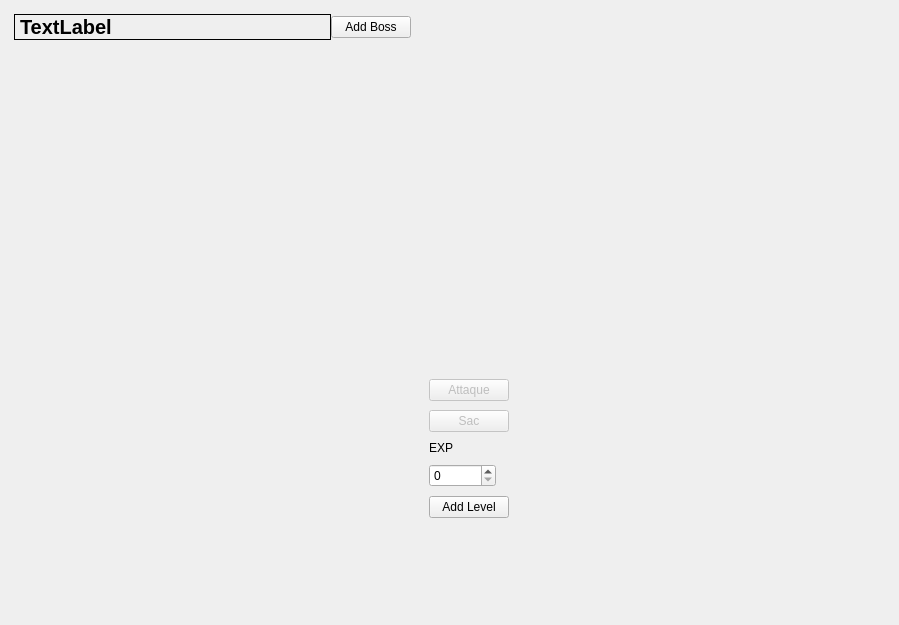
The window that app/view/forms/gamedisplay.ui (r0nd0ud0u/qt-rpg) describes before a commit, drawn with Qt 5.
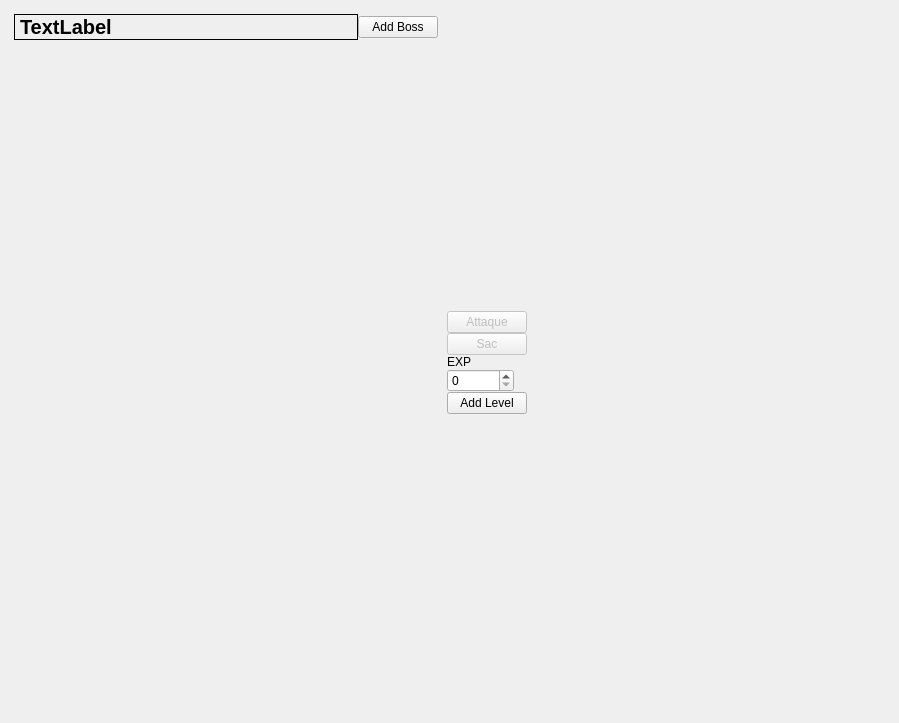
The same window after the commit. The open tabs and pages were chosen to show the change. Custom widgets are drawn as their Qt base class.

Diff of the .ui file:
```diff
--- a/app/view/forms/gamedisplay.ui
+++ b/app/view/forms/gamedisplay.ui
@@ -7,7 +7,7 @@
     <x>0</x>
     <y>0</y>
     <width>899</width>
-    <height>625</height>
+    <height>723</height>
    </rect>
   </property>
   <property name="windowTitle">
@@ -135,40 +135,40 @@
    <item>
     <layout class="QVBoxLayout" name="right_layout">
      <property name="spacing">
-      <number>9</number>
+      <number>0</number>
      </property>
      <property name="leftMargin">
-      <number>9</number>
+      <number>0</number>
      </property>
      <property name="topMargin">
-      <number>9</number>
+      <number>0</number>
      </property>
      <property name="rightMargin">
-      <number>9</number>
+      <number>0</number>
      </property>
      <property name="bottomMargin">
-      <number>9</number>
+      <number>0</number>
      </property>
      <item>
       <layout class="QHBoxLayout" name="horizontalLayout_2">
        <item>
         <widget class="ImgCharacterView" name="img_char_widget" native="true">
          <property name="sizePolicy">
-          <sizepolicy hsizetype="Fixed" vsizetype="Fixed">
+          <sizepolicy hsizetype="Preferred" vsizetype="Fixed">
            <horstretch>0</horstretch>
            <verstretch>0</verstretch>
           </sizepolicy>
          </property>
          <property name="minimumSize">
           <size>
-           <width>200</width>
-           <height>350</height>
+           <width>0</width>
+           <height>0</height>
           </size>
          </property>
          <property name="maximumSize">
           <size>
-           <width>200</width>
-           <height>350</height>
+           <width>16777215</width>
+           <height>16777215</height>
           </size>
          </property>
          <layout class="QVBoxLayout" name="image_character_lay"/>
@@ -177,22 +177,46 @@
        <item>
         <widget class="StatsView" name="stats_character" native="true">
          <property name="sizePolicy">
-          <sizepolicy hsizetype="Fixed" vsizetype="Preferred">
+          <sizepolicy hsizetype="MinimumExpanding" vsizetype="MinimumExpanding">
            <horstretch>0</horstretch>
            <verstretch>0</verstretch>
           </sizepolicy>
          </property>
+         <property name="minimumSize">
+          <size>
+           <width>0</width>
+           <height>300</height>
+          </size>
+         </property>
+         <property name="maximumSize">
+          <size>
+           <width>16777215</width>
+           <height>300</height>
+          </size>
+         </property>
          <layout class="QVBoxLayout" name="verticalLayout_3"/>
         </widget>
        </item>
        <item>
         <widget class="EquipmentView" name="equipment_widget" native="true">
          <property name="sizePolicy">
-          <sizepolicy hsizetype="Fixed" vsizetype="Preferred">
+          <sizepolicy hsizetype="MinimumExpanding" vsizetype="MinimumExpanding">
            <horstretch>0</horstretch>
            <verstretch>0</verstretch>
           </sizepolicy>
          </property>
+         <property name="minimumSize">
+          <size>
+           <width>0</width>
+           <height>300</height>
+          </size>
+         </property>
+         <property name="maximumSize">
+          <size>
+           <width>16777215</width>
+           <height>300</height>
+          </size>
+         </property>
          <layout class="QVBoxLayout" name="verticalLayout_2"/>
         </widget>
        </item>
@@ -327,6 +351,24 @@
       <layout class="QHBoxLayout" name="horizontalLayout_3">
        <item>
         <widget class="Channel" name="channel_lay" native="true">
+         <property name="sizePolicy">
+          <sizepolicy hsizetype="Preferred" vsizetype="MinimumExpanding">
+           <horstretch>0</horstretch>
+           <verstretch>0</verstretch>
+          </sizepolicy>
+         </property>
+         <property name="minimumSize">
+          <size>
+           <width>0</width>
+           <height>200</height>
+          </size>
+         </property>
+         <property name="maximumSize">
+          <size>
+           <width>16777215</width>
+           <height>16777215</height>
+          </size>
+         </property>
          <layout class="QHBoxLayout" name="channel"/>
         </widget>
        </item>
```
Left out of the diff: 2 changed lines with no effect on the pictures.
